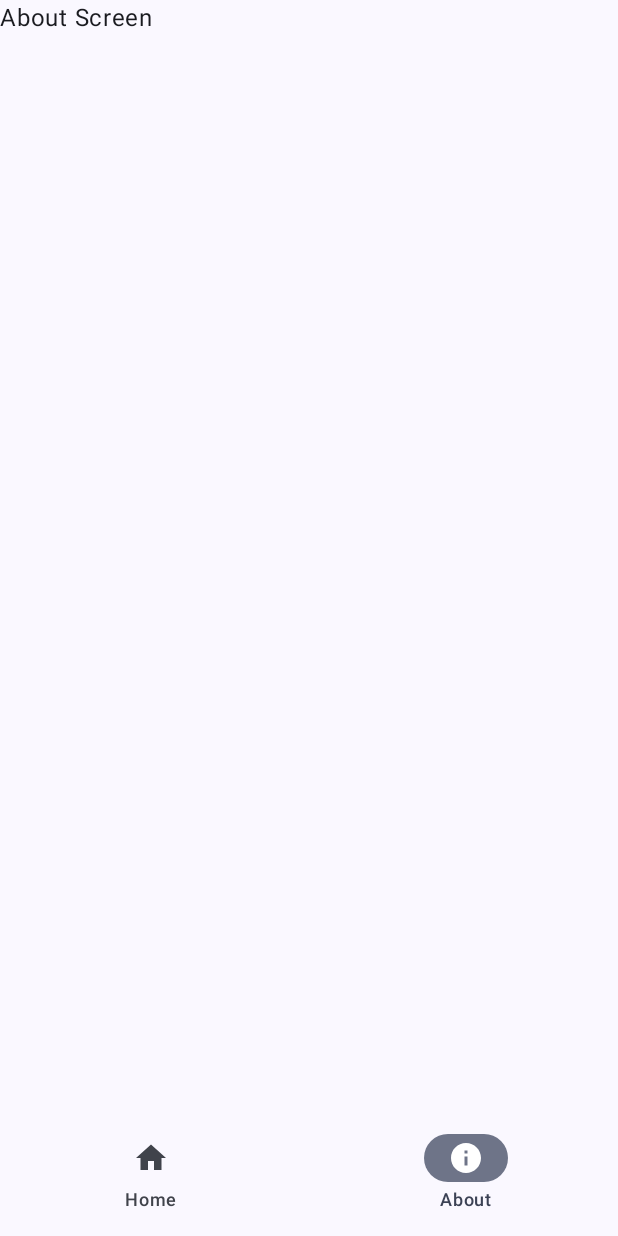
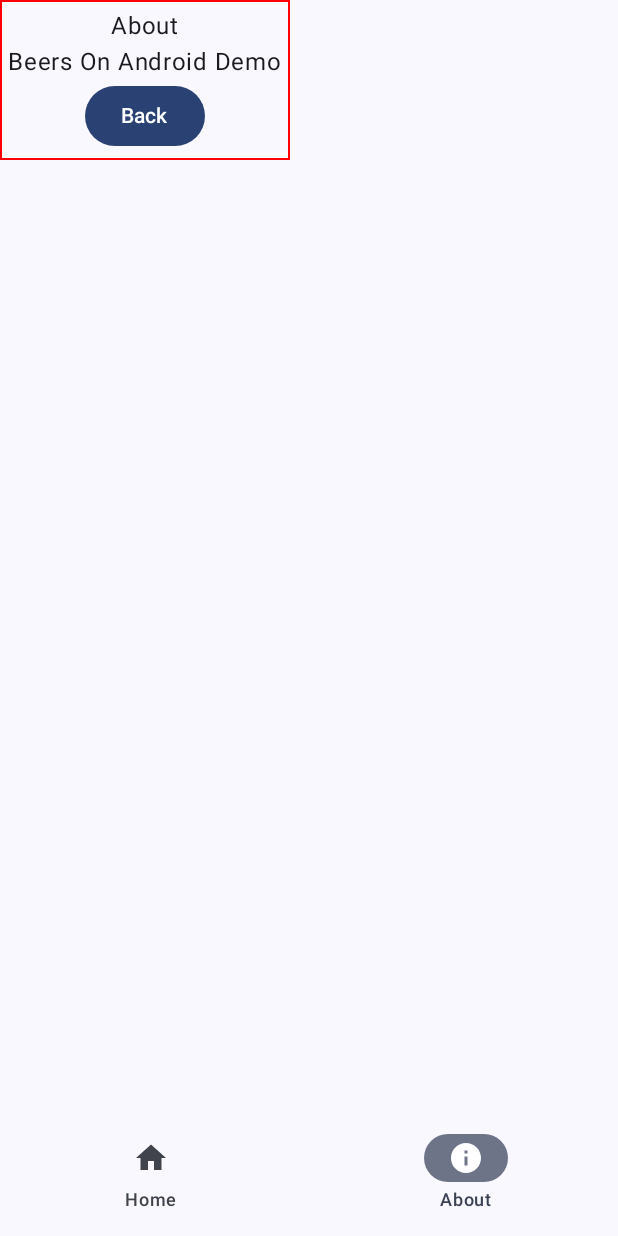
Before and after one commit to Mbialowas10/BeersOnAndroid, an Android app built with Jetpack Compose: the screen it shows after launch (MainActivity), item 2 of the bottom bar chosen, on a phone screen of 412 x 824 dp. Run offline under Robolectric (Android 15) with nearby library versions, the phone set to English and light mode, and no system bars; pictures from the network do not load; 2 statements that could not run were skipped.

Commit message:
bottomNavBar Implemented

```diff
--- a/app/src/main/java/com/mbialowas/beersonandroid/MainActivity.kt
+++ b/app/src/main/java/com/mbialowas/beersonandroid/MainActivity.kt
@@ -22,8 +22,10 @@ import androidx.navigation.compose.rememberNavController
 import com.mbialowas.beersonandroid.api.BeersManager
 import com.mbialowas.beersonandroid.navigation.BottomNavBar
 import com.mbialowas.beersonandroid.navigation.BottomNavItem
+import com.mbialowas.beersonandroid.screens.About
 
 import com.mbialowas.beersonandroid.screens.BeerApp
+import com.mbialowas.beersonandroid.screens.Beers
 
 import com.mbialowas.beersonandroid.ui.theme.BeersOnAndroidTheme
 
@@ -53,11 +55,13 @@ class MainActivity : ComponentActivity() {
                         NavHost(navController, startDestination = BottomNavItem.Home.route) {
                             composable(BottomNavItem.Home.route) {
                                 // Replace this with your 'Home' composable content
-                                Text("Home Screen")
+                                //Text("Home Screen")
+                                Beers(beersManager = beersManager,navController)
                             }
                             composable(BottomNavItem.About.route) {
                                 // Replace this with your 'About' composable content
-                                Text("About Screen")
+                                //Text("About Screen")
+                                About(navController)
                             }
                         }
                     }
```
